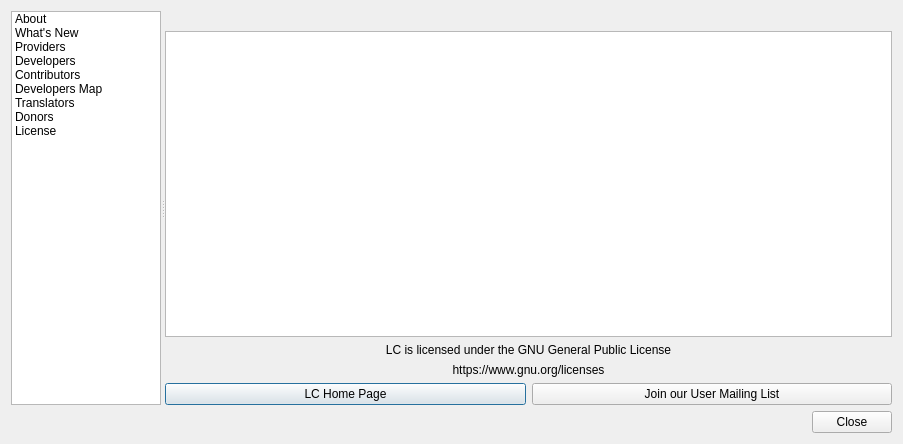
This is src/ui/qgsabout.ui in xiaobing318/QGIS as Qt 5 draws it before an edit. The edited form follows.
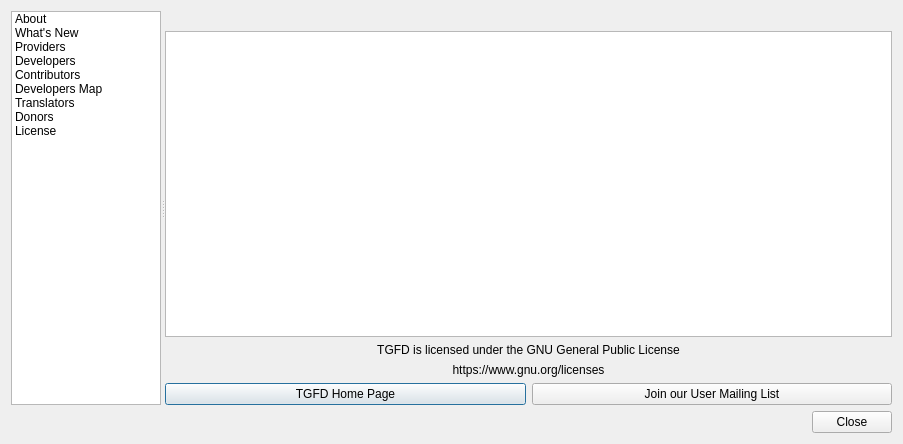
This is the edited form. Icons and pictures are not drawn. Custom widgets are drawn as their Qt base class.

Commit message:
feat:更新TGFD项目显示
1、更新启动界面
2、更新【帮助】菜单

```diff
--- a/src/ui/qgsabout.ui
+++ b/src/ui/qgsabout.ui
@@ -225,7 +225,7 @@
            <item>
             <widget class="QLabel" name="label_3">
              <property name="text">
-              <string>LC is licensed under the GNU General Public License</string>
+              <string>TGFD is licensed under the GNU General Public License</string>
              </property>
              <property name="alignment">
               <set>Qt::AlignCenter</set>
@@ -247,7 +247,7 @@
              <item>
               <widget class="QPushButton" name="btnQgisHome">
                <property name="text">
-                <string>LC Home Page</string>
+                <string>TGFD Home Page</string>
                </property>
                <property name="flat">
                 <bool>false</bool>
```
Left out of the diff: 2 changed lines with no effect on the pictures. The commit also changes 9 other files.
